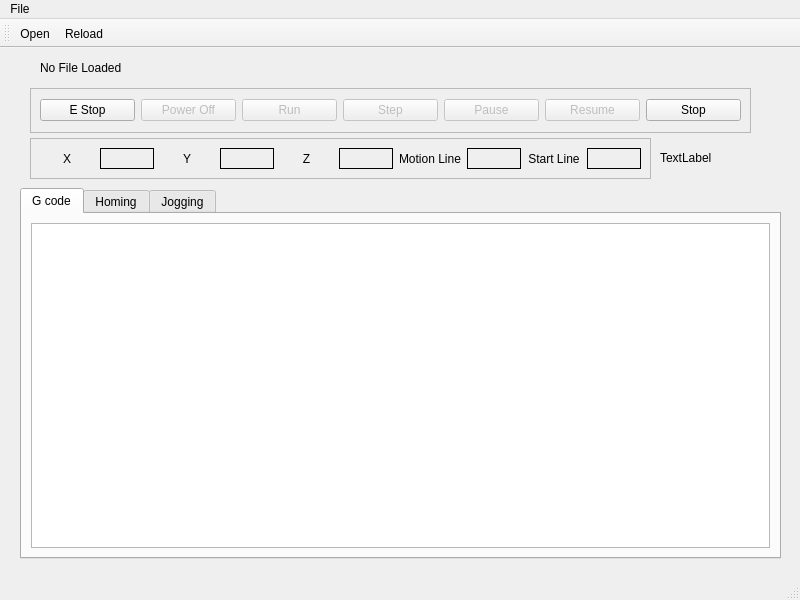
jethornton/EMC6, file emc/src/emc.ui: the form before one commit.
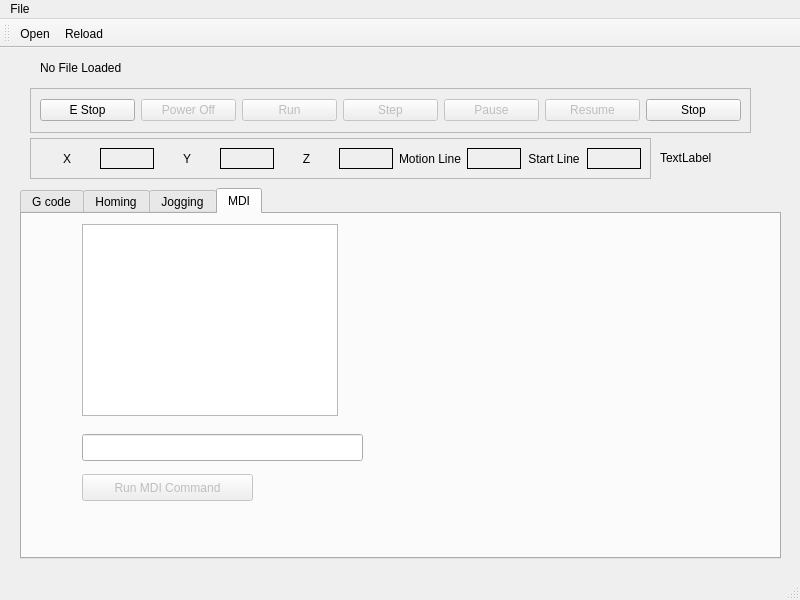
The form after the commit. The open tabs and pages were chosen to show the change.

```diff
--- a/emc/src/emc.ui
+++ b/emc/src/emc.ui
@@ -441,6 +441,47 @@
       </layout>
      </widget>
     </widget>
+    <widget class="QWidget" name="tab_4">
+     <attribute name="title">
+      <string>MDI</string>
+     </attribute>
+     <widget class="QLineEdit" name="mdi_command_le">
+      <property name="geometry">
+       <rect>
+        <x>60</x>
+        <y>220</y>
+        <width>281</width>
+        <height>27</height>
+       </rect>
+      </property>
+     </widget>
+     <widget class="QPushButton" name="run_mdi_pb">
+      <property name="enabled">
+       <bool>false</bool>
+      </property>
+      <property name="geometry">
+       <rect>
+        <x>60</x>
+        <y>260</y>
+        <width>171</width>
+        <height>27</height>
+       </rect>
+      </property>
+      <property name="text">
+       <string>Run MDI Command</string>
+      </property>
+     </widget>
+     <widget class="QListWidget" name="mdi_history_lw">
+      <property name="geometry">
+       <rect>
+        <x>60</x>
+        <y>10</y>
+        <width>256</width>
+        <height>192</height>
+       </rect>
+      </property>
+     </widget>
+    </widget>
    </widget>
   </widget>
   <widget class="QMenuBar" name="menubar">
```
